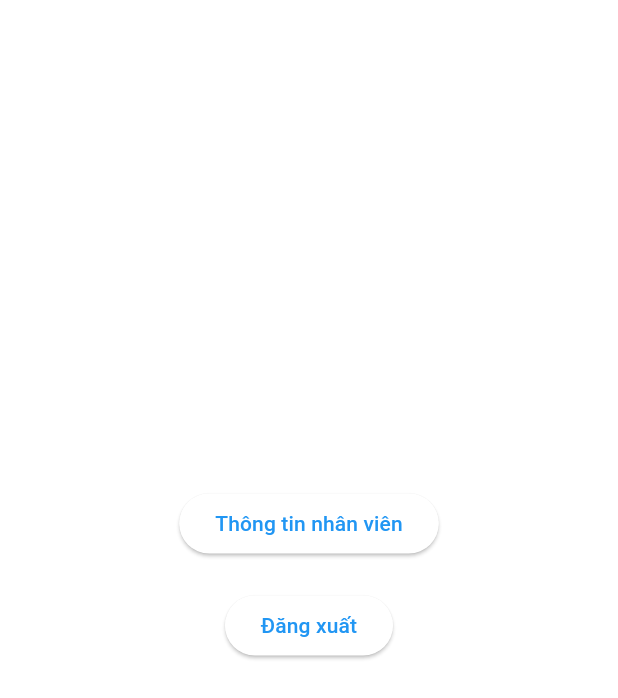
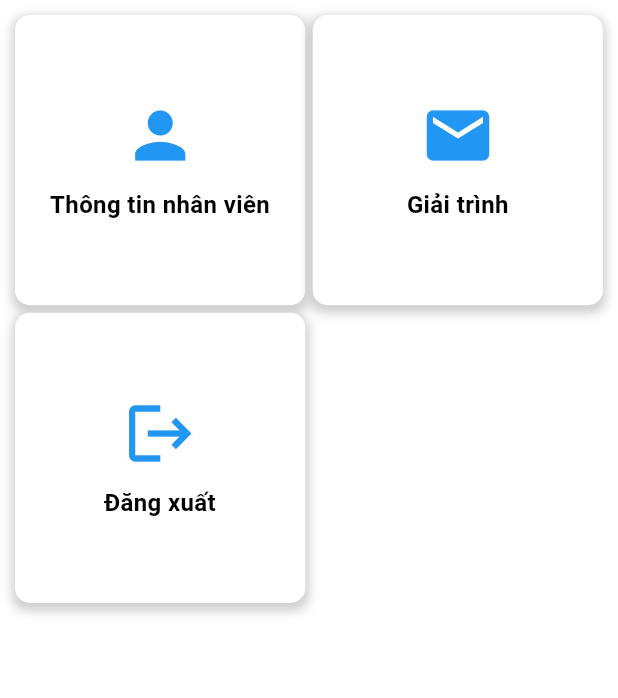
Before and after one commit to PhuocVinh308/POSMobile, a Flutter app: the HomePage screen opened directly with empty values, item 4 of the bottom bar chosen, on a phone screen of 412 x 824 dp. Shown: the top 698 px of the screen. Run offline on Flutter 3.47's test engine with Material 3 defaults, Android fonts, the light colour scheme and no system bars; network calls fail.

Commit message:
Update pj

```diff
--- a/lib/Home/HomePage.dart
+++ b/lib/Home/HomePage.dart
@@ -1,6 +1,8 @@
+import 'package:employeeapp/Home/Page/SchedulePage.dart';
 import 'package:flutter/material.dart';
-import './Page/ProfilePage.dart';
 import 'LoginPage.dart';
+import 'Page/ProfilePage.dart';
+import 'Page/GiaiTrinhPage.dart';
 
 class HomePage extends StatefulWidget {
   final String token;
@@ -55,11 +57,11 @@
       case 0:
         return _buildHomePage();
       case 1:
+        return _buildSchedulePage();
+      case 2:
         return _buildTasksPage();
-      case 2:
-        return _buildSchedulePage();
       case 3:
-        return _buildProfilePage(); // Không cần truyền context
+        return _buildProfilePage(context);
       default:
         return Container();
     }
@@ -74,39 +76,82 @@
   }
 
   Widget _buildSchedulePage() {
-    return Center(child: Text('Schedule Page'));
+    return SchedulePage();
   }
 
-  Widget _buildProfilePage() {
-    return Center(
-      child: Column(
-        mainAxisAlignment: MainAxisAlignment.center,
+  Widget _buildProfilePage(BuildContext context) {
+    return Padding(
+      padding: EdgeInsets.all(10.0), // Padding chung cho GridView
+      child: GridView.count(
+        crossAxisCount: 2, // Số lượng cột trong lưới
+        crossAxisSpacing: 5.0, // Khoảng cách giữa các cột
+        mainAxisSpacing: 5.0, // Khoảng cách giữa các hàng
         children: [
-          ElevatedButton(
-            onPressed: () {
+          _buildFunctionItem(context, 'Thông tin nhân viên', () {
             Navigator.push(
               context,
               MaterialPageRoute(
-                  builder: (context) => ProfilePage(token: widget.token, username: widget.username),
+                builder: (context) => ProfilePage(token: widget.token, username: widget.username), // Sử dụng widget.token và widget.username
               ),
             );
-            },
-            child: Text('Thông tin nhân viên'),
+          }, Icons.person),
+          _buildFunctionItem(context, 'Giải trình', () {
+            Navigator.push(
+              context,
+              MaterialPageRoute(
+                builder: (context) => GiaiTrinhPage(),
               ),
-          SizedBox(height: 20),
-          ElevatedButton(
-            onPressed: () {
+            );
+          }, Icons.mail),
+          _buildFunctionItem(context, 'Đăng xuất', () {
             Navigator.pushReplacement(
               context,
               MaterialPageRoute(
                 builder: (context) => LoginPage(),
               ),
             );
-            },
-            child: Text('Đăng xuất'),
-          ),
+          }, Icons.logout),
         ],
       ),
     );
   }
+
+  Widget _buildFunctionItem(BuildContext context, String title, VoidCallback onPressed, IconData icon) {
+    return GestureDetector(
+      onTap: onPressed,
+      child: Container(
+        decoration: BoxDecoration(
+          color: Colors.white,
+          borderRadius: BorderRadius.circular(10.0),
+          boxShadow: [
+            BoxShadow(
+              color: Colors.grey.withOpacity(0.5),
+              spreadRadius: 2,
+              blurRadius: 5,
+              offset: Offset(0, 3), // changes position of shadow
+            ),
+          ],
+        ),
+        child: Column(
+          mainAxisAlignment: MainAxisAlignment.center,
+          children: [
+            Icon(
+              icon,
+              size: 50.0,
+              color: Colors.blue,
+            ),
+            SizedBox(height: 10.0),
+            Text(
+              title,
+              style: TextStyle(
+                fontSize: 16.0,
+                fontWeight: FontWeight.bold,
+              ),
+              textAlign: TextAlign.center,
+            ),
+          ],
+        ),
+      ),
+    );
   }
+}
--- a/pubspec.yaml
+++ b/pubspec.yaml
@@ -41,6 +41,10 @@
   stylish_bottom_bar: ^1.1.0
   intl: ^0.19.0
   flutter_svg: ^2.0.10+1
+  camera: ^0.10.5+9
+  qr_code_scanner: ^1.0.1
+  table_calendar: ^3.1.1
+  syncfusion_flutter_datepicker: ^25.1.42
 
 dev_dependencies:
   flutter_test:
```
Also changed, not shown: lib/Home/Page/GiaiTrinhPage.dart (added, +57 -0 lines), lib/Home/Page/SchedulePage.dart (added, +132 -0 lines), pubspec.lock. Lines whose indentation alone changed are shown as unchanged.
